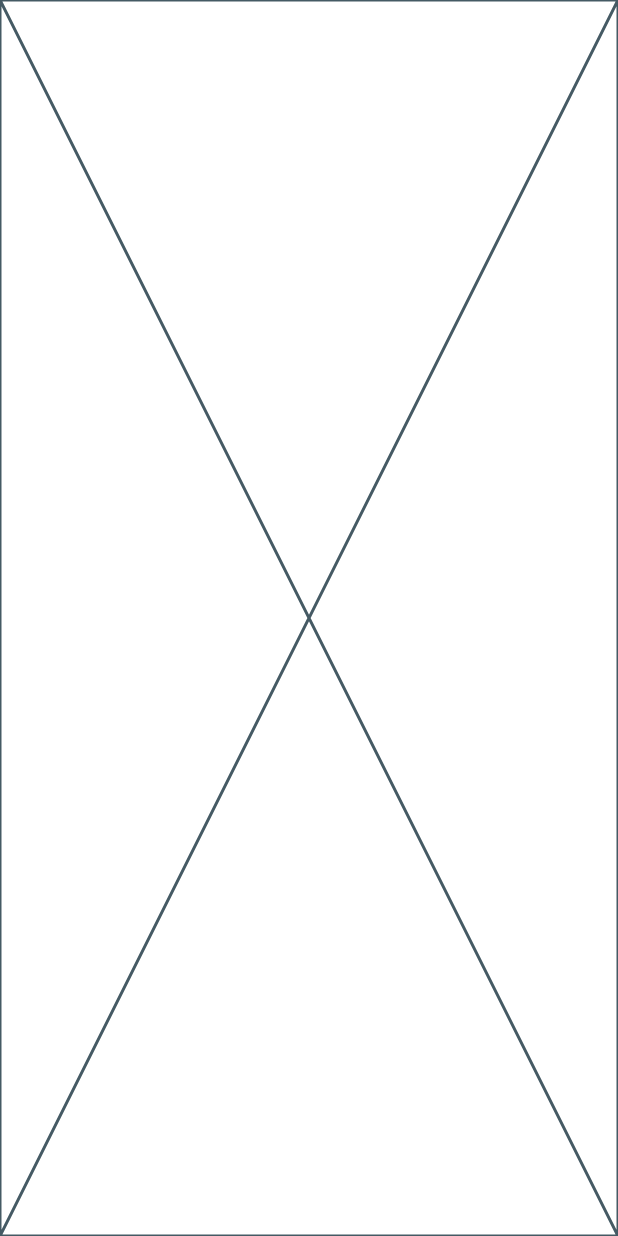
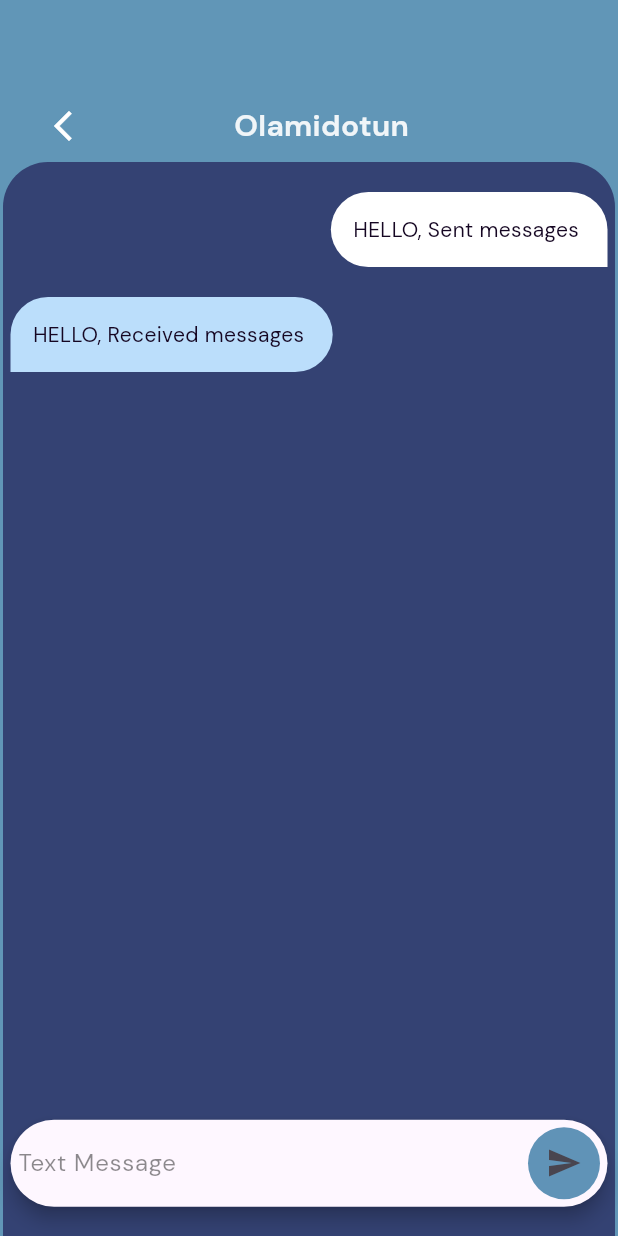
Before and after one commit to Olamidotune/ChatterBox, a Flutter app: the HomeScreen screen opened by its route, after a tap on "Olamidotun", on a phone screen of 412 x 824 dp. Run offline on Flutter 3.47's test engine with Material 3 defaults, Android fonts, the phone set to English and light mode, and no system bars; our stand-ins replace email_validator.

Commit message:
completed the chat screen ui

```diff
--- a/lib/presentations/screens/chat/chat_screen.dart
+++ b/lib/presentations/screens/chat/chat_screen.dart
@@ -1,7 +1,9 @@
+import 'package:chatterbox/config/colors.dart';
+import 'package:chatterbox/config/text_styles.dart';
 import 'package:flutter/material.dart';
 
 class ChatScreen extends StatefulWidget {
-    static const String routeName = "chat_screen";
+  static const String routeName = "chat_screen";
   const ChatScreen({super.key});
 
   @override
@@ -11,6 +13,123 @@ class ChatScreen extends StatefulWidget {
 class _ChatScreenState extends State<ChatScreen> {
   @override
   Widget build(BuildContext context) {
-    return const Placeholder();
+    return Scaffold(
+      backgroundColor: THEME,
+      body: Container(
+        margin: EdgeInsets.only(top: 60, left: 2, right: 2),
+        child: Column(
+          children: [
+            Padding(
+              padding: const EdgeInsets.symmetric(horizontal: 16.0),
+              child: Row(
+                children: [
+                  IconButton(
+                    onPressed: () {
+                      Navigator.of(context).pop();
+                    },
+                    icon: Icon(
+                      Icons.arrow_back_ios_new,
+                      color: Colors.white,
+                    ),
+                  ),
+                  SizedBox(
+                    width: 90,
+                  ),
+                  Text(
+                    "Olamidotun",
+                    style: smallHeading().copyWith(
+                      fontWeight: FontWeight.w700,
+                      color: Colors.white.withOpacity(.9),
+                    ),
+                  )
+                ],
+              ),
+            ),
+            //here
+            Container(
+              height: MediaQuery.of(context).size.height / 1.15,
+              width: MediaQuery.of(context).size.width,
+              padding: EdgeInsets.only(bottom: 20, left: 5, right: 5),
+              decoration: BoxDecoration(
+                color: THEME_2,
+                borderRadius: BorderRadius.only(
+                  topLeft: Radius.circular(30),
+                  topRight: Radius.circular(30),
+                ),
+              ),
+              child: Column(
+                children: [
+                  SizedBox(
+                    height: 20,
+                  ),
+                  Align(
+                    alignment: Alignment.topRight,
+                    child: Container(
+                      padding: EdgeInsets.all(15),
+                      decoration: BoxDecoration(
+                          borderRadius: BorderRadius.only(
+                            topLeft: Radius.circular(30),
+                            topRight: Radius.circular(30),
+                            bottomLeft: Radius.circular(30),
+                          ),
+                          color: Colors.white),
+                      child: Text("HELLO, Sent messages "),
+                    ),
+                  ),
+                  SizedBox(
+                    height: 20,
+                  ),
+                  Align(
+                    alignment: Alignment.bottomLeft,
+                    child: Container(
+                      padding: EdgeInsets.all(15),
+                      decoration: BoxDecoration(
+                          borderRadius: BorderRadius.only(
+                            topLeft: Radius.circular(30),
+                            topRight: Radius.circular(30),
+                            bottomRight: Radius.circular(30),
+                          ),
+                          color: Colors.blue.shade100),
+                      child: Text(
+                        "HELLO, Received messages ",
+                      ),
+                    ),
+                  ),
+                  Spacer(),
+                  Material(
+                    elevation: 5,
+                    borderRadius: BorderRadius.circular(30),
+                    child: Container(
+                      margin: EdgeInsets.all(5),
+                      child: Row(
+                        mainAxisAlignment: MainAxisAlignment.spaceBetween,
+                        children: [
+                          Expanded(
+                            child: TextField(
+                              decoration: InputDecoration(
+                                  border: InputBorder.none,
+                                  hintText: "Text Message",
+                                  hintStyle: TextStyle(color: Colors.black45)),
+                            ),
+                          ),
+                          Container(
+                            decoration: BoxDecoration(
+                              borderRadius: BorderRadius.circular(60),
+                              color: THEME,
+                            ),
+                            child: IconButton(
+                                onPressed: () {}, icon: Icon(Icons.send)),
+                          )
+                        ],
+                      ),
+                    ),
+                  )
+                ],
+              ),
+            ),
+          ],
+        ),
+      ),
+    );
   }
 }
--- a/lib/presentations/screens/home/home.dart
+++ b/lib/presentations/screens/home/home.dart
@@ -52,7 +52,7 @@ class _HomeScreenState extends State<HomeScreen> {
           ),
         ),
         child: SingleChildScrollView(
-          physics: AlwaysScrollableScrollPhysics(),
+          physics: BouncingScrollPhysics(),
           child: Padding(
             padding: const EdgeInsets.symmetric(horizontal: 20.0),
             child: Column(
```
